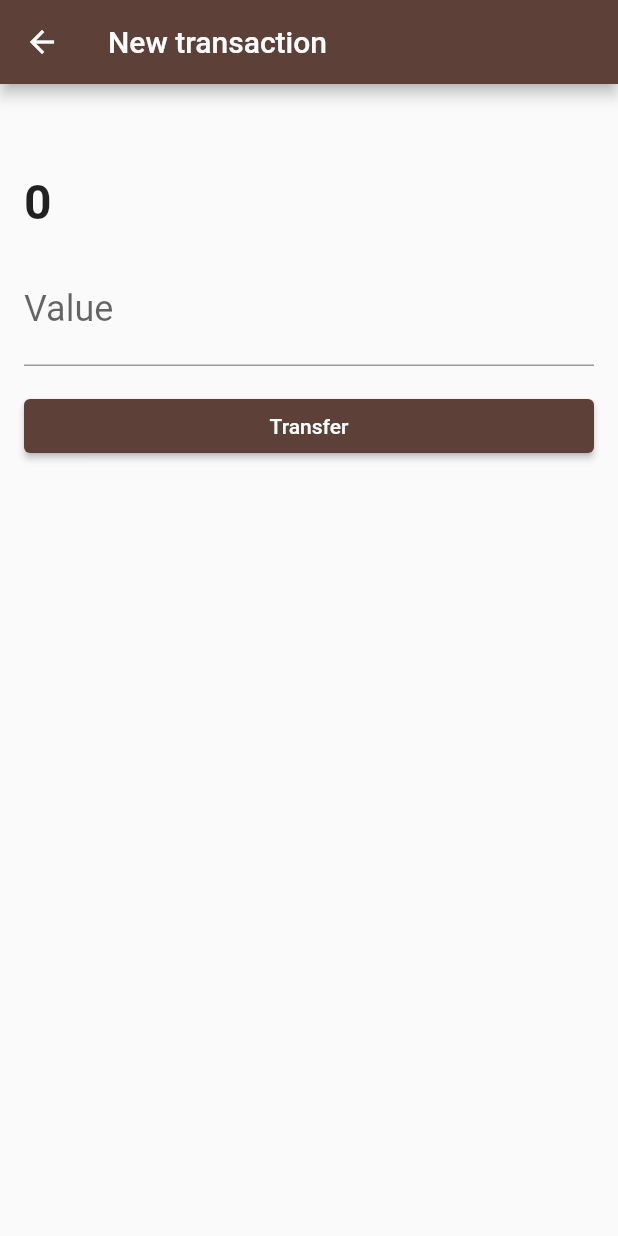
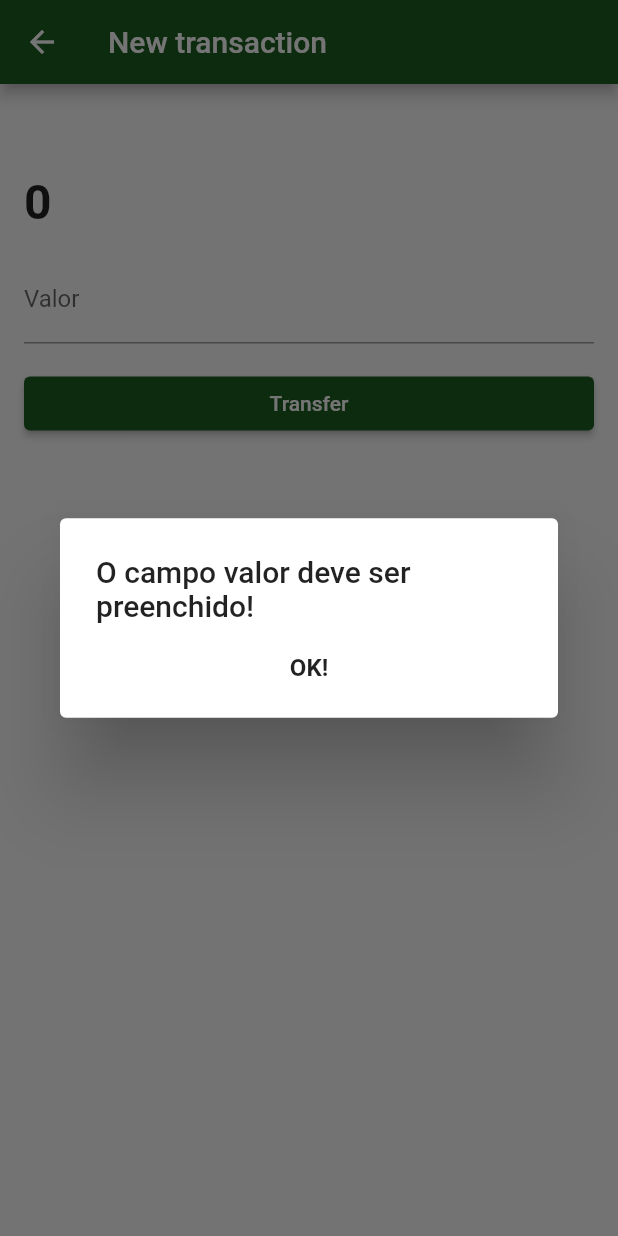
Before and after one commit to toddywannalearn/bytebank_api, a Flutter app: the TransactionForm screen opened directly with empty values, after a tap on "Transfer", on a phone screen of 412 x 824 dp. Run offline on Flutter 3.47's test engine with Material 2 defaults, Android fonts, the phone set to English and light mode, and no system bars; our stand-ins replace sqflite; missing offline and left inert: http_interceptor; accounts and stored records are empty.

Commit message:
adicionado simple dialog no form de transferencia

```diff
--- a/lib/components/themes.dart
+++ b/lib/components/themes.dart
@@ -4,10 +4,10 @@ class ThemesApp{
 
   ThemeData mainTheme(){
     return ThemeData(
-      primaryColor: Colors.brown[700],
-      accentColor: Colors.brown[700],
+      primaryColor: Colors.green[900],
+      accentColor: Colors.green[900],
       buttonTheme: ButtonThemeData(
-        buttonColor: Colors.brown[700],
+        buttonColor: Colors.green[900],
         textTheme: ButtonTextTheme.primary,
       ),
     );
--- a/lib/http/interceptors/logging_interceptor.dart
+++ b/lib/http/interceptors/logging_interceptor.dart
@@ -1,6 +1,3 @@
-
-
-
 import 'package:http_interceptor/interceptor_contract.dart';
 import 'package:http_interceptor/models/request_data.dart';
 import 'package:http_interceptor/models/response_data.dart';
--- a/lib/http/webclient.dart
+++ b/lib/http/webclient.dart
@@ -3,7 +3,6 @@ import 'package:http_interceptor/http_interceptor.dart';
 
 import 'interceptors/logging_interceptor.dart';
 
-
 final Client client = HttpClientWithInterceptor.build(
   interceptors: [LoggingInterceptor()],
 );
--- a/lib/screens/transaction_form.dart
+++ b/lib/screens/transaction_form.dart
@@ -1,3 +1,4 @@
+import 'package:bytebank/components/common_field.dart';
 import 'package:bytebank/http/webclients/transacao_webclient.dart';
 import 'package:bytebank/models/contato.dart';
 import 'package:bytebank/models/transacao.dart';
@@ -46,10 +47,9 @@ class _TransactionFormState extends State<TransactionForm> {
               ),
               Padding(
                 padding: const EdgeInsets.only(top: 16.0),
-                child: TextField(
+                child: CommonField(
                   controller: _valueController,
-                  style: TextStyle(fontSize: 24.0),
-                  decoration: InputDecoration(labelText: 'Value'),
+                  label: 'Valor',
                   keyboardType: TextInputType.numberWithOptions(decimal: true),
                 ),
               ),
@@ -64,13 +64,34 @@ class _TransactionFormState extends State<TransactionForm> {
                           double.tryParse(_valueController.text);
                       final transacaoCriada = Transacao(value, widget.contato);
 
+                      if (value != null) {
                         _webClient.insertTransacao(transacaoCriada).then(
                           (transacao) {
                             if (transacao != null) {
                               Navigator.pop(context);
+                              showDialog(
+                                builder: (BuildContext context) {
+                                  return simpleDialog(
+                                      'Transferencia realizada com sucesso!',
+                                      () => Navigator.pop(context));
+                                },
+                                useRootNavigator: true,
+                                context: context,
+                                //   child: simpleDialog(() => Navigator.of(context).pop()),
+                              );
                             }
                           },
                         );
+                      } else {
+                        showDialog(
+                          context: context,
+                          builder: (BuildContext context) {
+                            return simpleDialog(
+                                'O campo valor deve ser preenchido!',
+                                () => Navigator.pop(context));
+                          },
+                        );
+                      }
                     },
                   ),
                 ),
@@ -81,4 +102,23 @@ class _TransactionFormState extends State<TransactionForm> {
       ),
     );
   }
+
+  Widget simpleDialog(String text, Function onClick) {
+    return SimpleDialog(
+      title: Text(text),
+      children: <Widget>[
+        SimpleDialogOption(
+          child: Center(
+            child: Text(
+              'OK!',
+              style: TextStyle(
+                fontWeight: FontWeight.bold,
+              ),
+            ),
+          ),
+          onPressed: onClick,
+        ),
+      ],
+    );
   }
+}
```
Also changed, not shown: lib/screens/contatos_list.dart (+7 -1 lines). Lines whose indentation alone changed are shown as unchanged.
